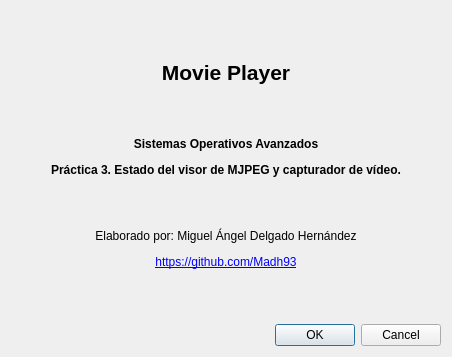
Qt form acerca.ui (Madh93/Qt5-MoviePlayer) before a commit.
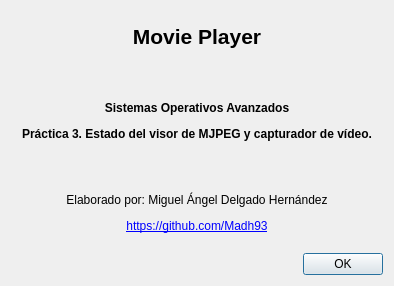
The same form after that commit.

Diff of the .ui file:
```diff
--- a/acerca.ui
+++ b/acerca.ui
@@ -6,8 +6,8 @@
    <rect>
     <x>0</x>
     <y>0</y>
-    <width>452</width>
-    <height>357</height>
+    <width>394</width>
+    <height>286</height>
    </rect>
   </property>
   <property name="windowTitle">
@@ -31,7 +31,7 @@
       <enum>Qt::Horizontal</enum>
      </property>
      <property name="standardButtons">
-      <set>QDialogButtonBox::Cancel|QDialogButtonBox::Ok</set>
+      <set>QDialogButtonBox::Ok</set>
      </property>
     </widget>
    </item>
```
